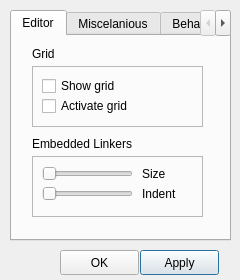
This is unreal/trunk/qrgui/mainwindow/preferencesDialog.ui in qreal/qreal as Qt 5 draws it before an edit. The edited form follows.
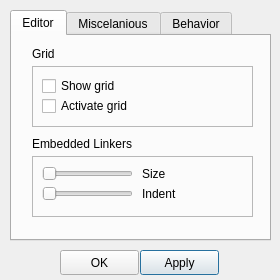
This is the edited form. The open tabs and pages were chosen to show the change.

```diff
--- a/unreal/trunk/qrgui/mainwindow/preferencesDialog.ui
+++ b/unreal/trunk/qrgui/mainwindow/preferencesDialog.ui
@@ -6,19 +6,19 @@
    <rect>
     <x>0</x>
     <y>0</y>
-    <width>240</width>
+    <width>280</width>
     <height>280</height>
    </rect>
   </property>
   <property name="minimumSize">
    <size>
-    <width>240</width>
+    <width>280</width>
     <height>280</height>
    </size>
   </property>
   <property name="maximumSize">
    <size>
-    <width>240</width>
+    <width>280</width>
     <height>280</height>
    </size>
   </property>
@@ -56,7 +56,7 @@
     <rect>
      <x>10</x>
      <y>10</y>
-     <width>221</width>
+     <width>261</width>
      <height>231</height>
     </rect>
    </property>
@@ -72,7 +72,7 @@
       <rect>
        <x>20</x>
        <y>30</y>
-       <width>171</width>
+       <width>221</width>
        <height>61</height>
       </rect>
      </property>
@@ -87,7 +87,7 @@
        <rect>
         <x>10</x>
         <y>10</y>
-        <width>85</width>
+        <width>191</width>
         <height>20</height>
        </rect>
       </property>
@@ -100,7 +100,7 @@
        <rect>
         <x>10</x>
         <y>30</y>
-        <width>101</width>
+        <width>191</width>
         <height>20</height>
        </rect>
       </property>
@@ -143,7 +143,7 @@
       <rect>
        <x>20</x>
        <y>120</y>
-       <width>171</width>
+       <width>221</width>
        <height>61</height>
       </rect>
      </property>
@@ -177,7 +177,7 @@
        <rect>
         <x>110</x>
         <y>10</y>
-        <width>31</width>
+        <width>101</width>
         <height>16</height>
        </rect>
       </property>
@@ -209,8 +209,8 @@
        <rect>
         <x>110</x>
         <y>30</y>
-        <width>58</width>
-        <height>15</height>
+        <width>101</width>
+        <height>16</height>
        </rect>
       </property>
       <property name="text">
```
Left out of the diff: 26 changed lines with no effect on the pictures.
